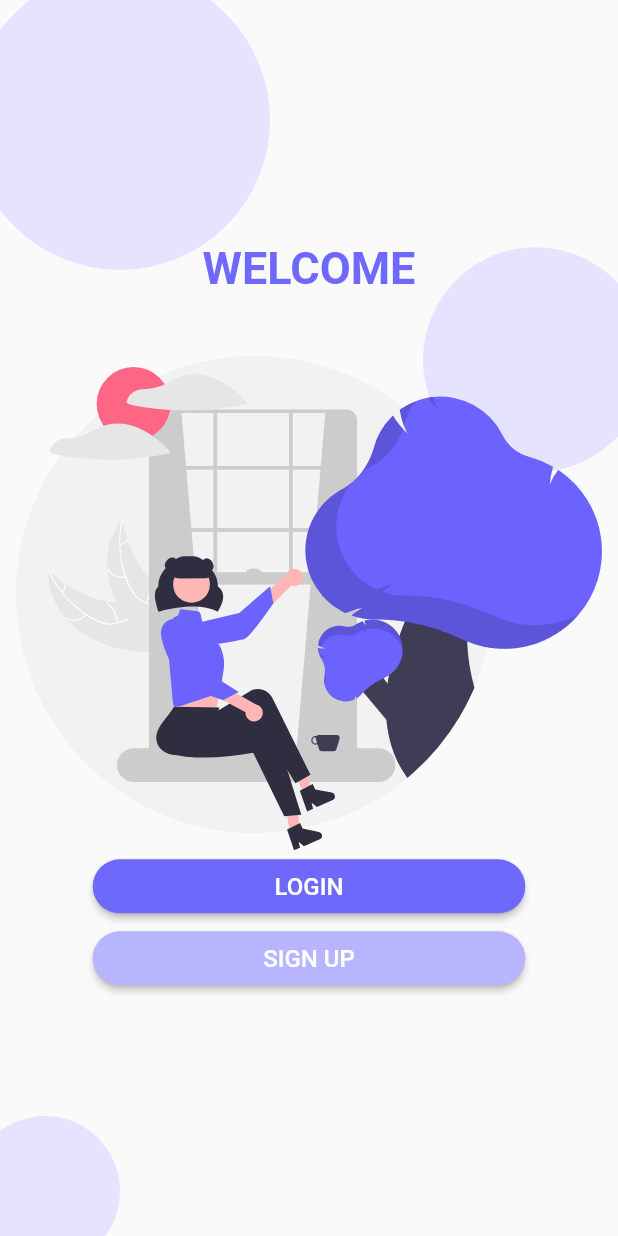
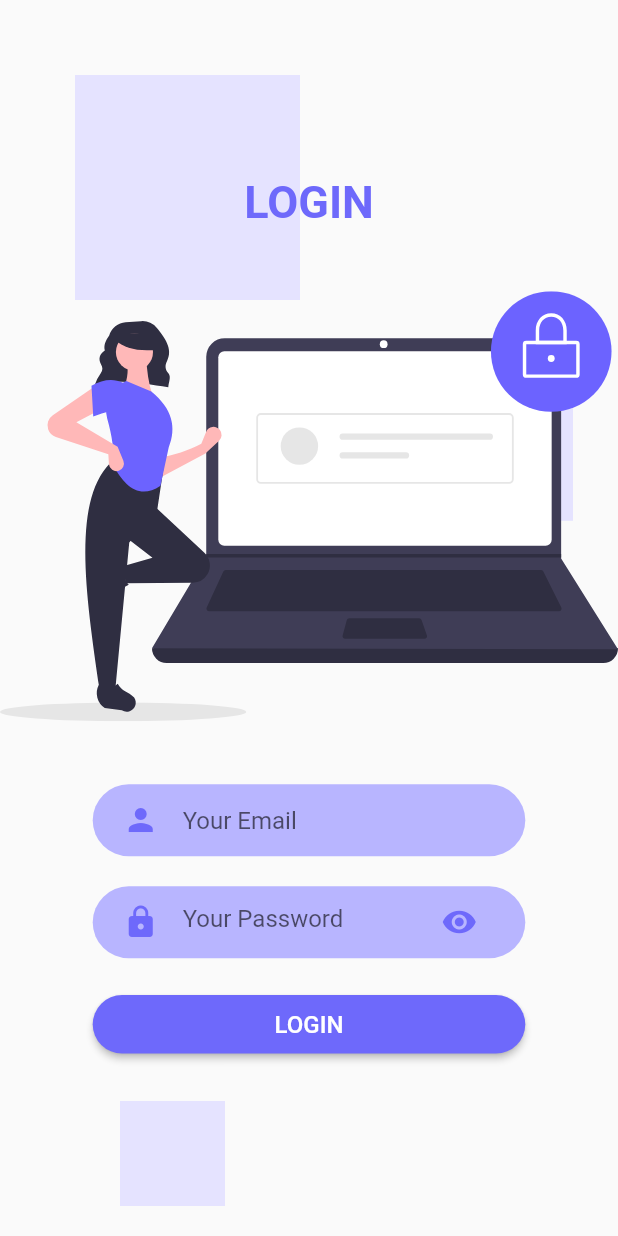
Before and after one commit to hassan-2040/bayt-test-app, a Flutter app: the screen it shows after launch, after a tap on "LOGIN", on a phone screen of 412 x 824 dp. Run offline on Flutter 3.47's test engine with Material 2 defaults, Android fonts, the phone set to English and light mode, and no system bars; our stand-ins replace flutter_svg.

Commit message:
added login screen

```diff
--- a/lib/main.dart
+++ b/lib/main.dart
@@ -1,4 +1,5 @@
 import 'package:bayt_test_app/helpers/constants.dart';
+import 'package:bayt_test_app/views/screens/login/login_screen.dart';
 import 'package:bayt_test_app/views/screens/welcome/welcome_screen.dart';
 import 'package:flutter/material.dart';
 
@@ -21,6 +22,9 @@ class MyApp extends StatelessWidget {
         backgroundColor: primaryColorBackground,
         // primarySwatch: Colors.indigo,
       ),
+      routes: {
+        LoginScreen.route: (context) => const LoginScreen(),
+      },
       home: const WelcomeScreen(),
     );
   }
--- a/lib/views/common_widgets/custom_elevated_button.dart
+++ b/lib/views/common_widgets/custom_elevated_button.dart
@@ -12,7 +12,7 @@ class CustomElevatedButton extends StatelessWidget {
     Key? key,
     required this.text,
     required this.onPress,
-    this.buttonColor = primaryColor,
+    required this.buttonColor,
     this.textColor = Colors.white,
   }) : super(key: key);
 
@@ -26,6 +26,7 @@ class CustomElevatedButton extends StatelessWidget {
           shape: RoundedRectangleBorder(
             borderRadius: BorderRadius.circular(30),
           ),
+          padding: const EdgeInsets.symmetric(horizontal: 40, vertical: 10,),
           textStyle: TextStyle(
             color: textColor,
             fontSize: SizeConfig.textSizeNormal,
@@ -35,9 +36,6 @@ class CustomElevatedButton extends StatelessWidget {
         onPressed: onPress,
         child: Text(
           text,
-          // style: TextStyle(
-          //   color: textColor,
-          // ),
         ),
       ),
     );
--- /dev/null
+++ b/lib/views/common_widgets/custom_text_field.dart
@@ -0,0 +1,36 @@
+import 'package:bayt_test_app/helpers/size_config.dart';
+import 'package:flutter/material.dart';
+
+class CustomTextField extends StatelessWidget {
+  final String hintText;
+  final IconData icon;
+
+  const CustomTextField({
+    Key? key,
+    required this.hintText,
+    required this.icon,
+  }) : super(key: key);
+
+  @override
+  Widget build(BuildContext context) {
+    return Container(
+      padding: const EdgeInsets.symmetric(horizontal: 20,),
+      width: SizeConfig.screenWidth * 0.7,
+      decoration: BoxDecoration(
+        color: Theme.of(context).primaryColorLight,
+        borderRadius: BorderRadius.circular(29),
+      ),
+      child: TextField(
+        cursorColor: Theme.of(context).primaryColor,
+        decoration: InputDecoration(
+          icon: Icon(
+            icon,
+            color: Theme.of(context).primaryColor,
+          ),
+          hintText: hintText,
+          border: InputBorder.none,
+        ),
+      ),
+    );
+  }
+}
--- /dev/null
+++ b/lib/views/common_widgets/password_text_field.dart
@@ -0,0 +1,50 @@
+import 'package:bayt_test_app/helpers/size_config.dart';
+import 'package:flutter/material.dart';
+
+class PasswordTextField extends StatefulWidget {
+  const PasswordTextField({
+    Key? key,
+  }) : super(key: key);
+
+  @override
+  State<PasswordTextField> createState() => _PasswordTextFieldState();
+}
+
+class _PasswordTextFieldState extends State<PasswordTextField> {
+  bool _obscureText = true;
+
+  @override
+  Widget build(BuildContext context) {
+    return Container(
+      padding: const EdgeInsets.symmetric(
+        horizontal: 20,
+      ),
+      width: SizeConfig.screenWidth * 0.7,
+      decoration: BoxDecoration(
+        color: Theme.of(context).primaryColorLight,
+        borderRadius: BorderRadius.circular(29),
+      ),
+      child: TextField(
+        cursorColor: Theme.of(context).primaryColor,
+        obscureText: _obscureText,
+        decoration: InputDecoration(
+          icon: Icon(
+            Icons.lock,
+            color: Theme.of(context).primaryColor,
+          ),
+          suffixIcon: IconButton(
+            onPressed: () => setState(() {
+              _obscureText = !_obscureText;
+            }),
+            icon: Icon(
+              _obscureText ? Icons.visibility : Icons.visibility_off,
+              color: Theme.of(context).primaryColor,
+            ),
+          ),
+          hintText: 'Your Password',
+          border: InputBorder.none,
+        ),
+      ),
+    );
+  }
+}
--- /dev/null
+++ b/lib/views/screens/login/components/login_background.dart
@@ -0,0 +1,63 @@
+import 'package:bayt_test_app/helpers/size_config.dart';
+import 'package:flutter/material.dart';
+
+class LoginBackground extends StatelessWidget {
+  final Widget mainBody;
+
+  const LoginBackground({
+    Key? key,
+    required this.mainBody,
+  }) : super(key: key);
+
+  @override
+  Widget build(BuildContext context) {
+    return SizedBox(
+      height: SizeConfig.screenHeight,
+      width: double.infinity,
+      child: SafeArea(
+        child: Stack(
+          alignment: Alignment.center,
+          children: [
+            Positioned(
+              top: 50,
+              left: 50,
+              child: Container(
+                height: 150,
+                width: 150,
+                decoration: BoxDecoration(
+                  // shape: BoxShape.circle,
+                  color: Theme.of(context).backgroundColor,
+                ),
+              ),
+            ),
+            Positioned(
+              top: SizeConfig.screenHeight * 0.3,
+              right: 30,
+              child: Container(
+                height: 100,
+                width: 100,
+                decoration: BoxDecoration(
+                  // shape: BoxShape.circle,
+                  color: Theme.of(context).backgroundColor,
+                ),
+              ),
+            ),
+            Positioned(
+              bottom: 20,
+              left: 80,
+              child: Container(
+                height: 70,
+                width: 70,
+                decoration: BoxDecoration(
+                  // shape: BoxShape.circle,
+                  color: Theme.of(context).backgroundColor,
+                ),
+              ),
+            ),
+            mainBody,
+          ],
+        ),
+      ),
+    );
+  }
+}
--- /dev/null
+++ b/lib/views/screens/login/components/login_body.dart
@@ -0,0 +1,59 @@
+import 'package:bayt_test_app/helpers/size_config.dart';
+import 'package:bayt_test_app/views/common_widgets/custom_elevated_button.dart';
+import 'package:bayt_test_app/views/common_widgets/custom_text_field.dart';
+import 'package:bayt_test_app/views/common_widgets/password_text_field.dart';
+import 'package:bayt_test_app/views/screens/login/components/login_background.dart';
+import 'package:flutter/material.dart';
+import 'package:flutter_svg/flutter_svg.dart';
+
+class LoginBody extends StatelessWidget {
+  const LoginBody({Key? key}) : super(key: key);
+
+  @override
+  Widget build(BuildContext context) {
+    return LoginBackground(
+        mainBody: SingleChildScrollView(
+          child: Column(
+            mainAxisAlignment: MainAxisAlignment.center,
+            children: [
+              Text(
+                'LOGIN',
+                style: TextStyle(
+                  fontWeight: FontWeight.bold,
+                  color: Theme.of(context).primaryColor,
+                  fontSize: SizeConfig.textSizeMainHeading,
+                ),
+              ),
+              SizedBox(
+                height: SizeConfig.screenHeight * 0.05,
+              ),
+              SvgPicture.asset(
+                "assets/images/login.svg",
+                height: SizeConfig.screenHeight * 0.35,
+              ),
+              SizedBox(
+                height: SizeConfig.screenHeight * 0.05,
+              ),
+              const CustomTextField(
+                hintText: 'Your Email',
+                icon: Icons.person,
+              ),
+              const SizedBox(
+                height: 20,
+              ),
+              const PasswordTextField(),
+              const SizedBox(
+                height: 20,
+              ),
+              CustomElevatedButton(
+                text: 'LOGIN',
+                buttonColor: Theme.of(context).primaryColor,
+                onPress: () {
+                  print('log in button');
+                },
+              ),
+            ],
+          ),
+        ));
+  }
+}
--- /dev/null
+++ b/lib/views/screens/login/login_screen.dart
@@ -0,0 +1,16 @@
+import 'package:bayt_test_app/views/screens/login/components/login_body.dart';
+import 'package:flutter/material.dart';
+
+class LoginScreen extends StatelessWidget {
+
+  static const route = 'loginScreen';
+
+  const LoginScreen({Key? key}) : super(key: key);
+
+  @override
+  Widget build(BuildContext context) {
+    return const Scaffold(
+      body: LoginBody(),
+    );
+  }
+}
--- a/lib/views/screens/welcome/components/background.dart
+++ b/lib/views/screens/welcome/components/welcome_background.dart
@@ -1,10 +1,10 @@
-import 'package:bayt_test_app/helpers/constants.dart';
+
 import 'package:bayt_test_app/helpers/size_config.dart';
 import 'package:flutter/material.dart';
 
-class Background extends StatelessWidget {
+class WelcomeBackground extends StatelessWidget {
   final Widget mainBody;
-  const Background({
+  const WelcomeBackground({
     Key? key,
     required this.mainBody,
   }) : super(key: key);
@@ -23,9 +23,9 @@ class Background extends StatelessWidget {
             child: Container(
               height: 200,
               width: 200,
-              decoration: const BoxDecoration(
+              decoration: BoxDecoration(
                 shape: BoxShape.circle,
-                color: primaryColorBackground,
+                color: Theme.of(context).backgroundColor,
               ),
             ),
           ),
@@ -35,9 +35,9 @@ class Background extends StatelessWidget {
             child: Container(
               height: 150,
               width: 150,
-              decoration: const BoxDecoration(
+              decoration: BoxDecoration(
                 shape: BoxShape.circle,
-                color: primaryColorBackground,
+                color: Theme.of(context).backgroundColor,
               ),
             ),
           ),
@@ -47,9 +47,9 @@ class Background extends StatelessWidget {
             child: Container(
               height: 100,
               width: 100,
-              decoration: const BoxDecoration(
+              decoration: BoxDecoration(
                 shape: BoxShape.circle,
-                color: primaryColorBackground,
+                color: Theme.of(context).backgroundColor,
               ),
             ),
           ),
--- a/lib/views/screens/welcome/components/scaffold_body.dart
+++ b/lib/views/screens/welcome/components/welcome_body.dart
@@ -1,16 +1,17 @@
-import 'package:bayt_test_app/helpers/constants.dart';
+
 import 'package:bayt_test_app/helpers/size_config.dart';
 import 'package:bayt_test_app/views/common_widgets/custom_elevated_button.dart';
-import 'package:bayt_test_app/views/screens/welcome/components/background.dart';
+import 'package:bayt_test_app/views/screens/login/login_screen.dart';
+import 'package:bayt_test_app/views/screens/welcome/components/welcome_background.dart';
 import 'package:flutter_svg/flutter_svg.dart';
 import 'package:flutter/material.dart';
 
-class ScaffoldBody extends StatelessWidget {
-  const ScaffoldBody({Key? key}) : super(key: key);
+class WelcomeBody extends StatelessWidget {
+  const WelcomeBody({Key? key}) : super(key: key);
 
   @override
   Widget build(BuildContext context) {
-    return Background(
+    return WelcomeBackground(
       mainBody: SingleChildScrollView(
         child: Column(
           children: [
@@ -18,7 +19,7 @@ class ScaffoldBody extends StatelessWidget {
               'WELCOME',
               style: TextStyle(
                 fontWeight: FontWeight.bold,
-                color: primaryColor,
+                color: Theme.of(context).primaryColor,
                 fontSize: SizeConfig.textSizeMainHeading,
               ),
             ),
@@ -27,17 +28,21 @@ class ScaffoldBody extends StatelessWidget {
             ),
             SvgPicture.asset(
               "assets/images/welcome.svg",
-              height: SizeConfig.screenHeight * 0.4,
+              height: SizeConfig.screenHeight * 0.35,
+            ),
+            SizedBox(
+              height: SizeConfig.screenHeight * 0.05,
             ),
             CustomElevatedButton(
               text: 'LOGIN',
+              buttonColor: Theme.of(context).primaryColor,
               onPress: () {
-                print('log in button');
+                Navigator.of(context).pushNamed(LoginScreen.route);
               },
             ),
             CustomElevatedButton(
               text: 'SIGN UP',
-              buttonColor: primaryColorLight,
+              buttonColor: Theme.of(context).primaryColorLight,
               onPress: () {
                 print('sign up');
               },
--- a/lib/views/screens/welcome/welcome_screen.dart
+++ b/lib/views/screens/welcome/welcome_screen.dart
@@ -1,5 +1,5 @@
 import 'package:bayt_test_app/helpers/size_config.dart';
-import 'package:bayt_test_app/views/screens/welcome/components/scaffold_body.dart';
+import 'package:bayt_test_app/views/screens/welcome/components/welcome_body.dart';
 import 'package:flutter/material.dart';
 
 class WelcomeScreen extends StatelessWidget {
@@ -9,7 +9,7 @@ class WelcomeScreen extends StatelessWidget {
   Widget build(BuildContext context) {
     SizeConfig().init(context);
     return const Scaffold(
-      body: ScaffoldBody(),
+      body: WelcomeBody(),
     );
   }
 }
--- a/pubspec.yaml
+++ b/pubspec.yaml
@@ -61,6 +61,7 @@ flutter:
   # To add assets to your application, add an assets section, like this:
   assets:
     - assets/images/welcome.svg
+    - assets/images/login.svg
   #   - images/a_dot_ham.jpeg
 
   # An image asset can refer to one or more resolution-specific "variants", see
```
Also changed, not shown: assets/images/login.svg (added).
